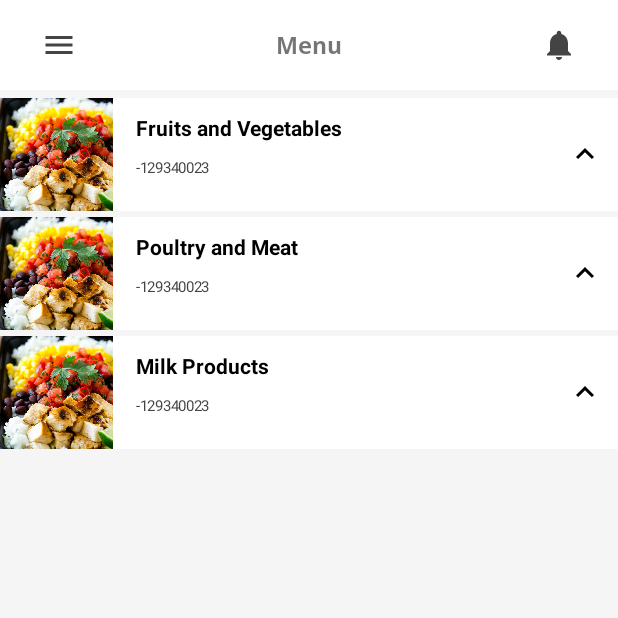
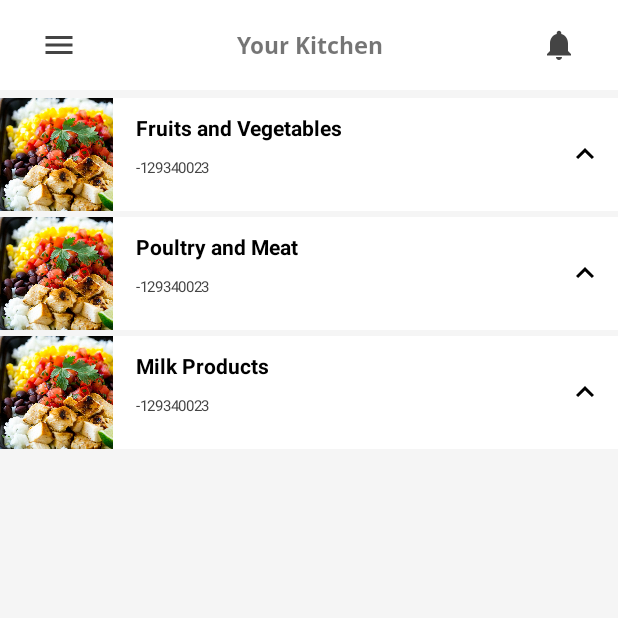
Before and after one commit to ikerfah/Junction2019, an Android app: the screen it shows after launch (MainActivity), item 5 of the bottom bar chosen, on a phone screen of 412 x 824 dp, the top half of it. Run offline under Robolectric (Android 15) with nearby library versions, the phone set to English and light mode, and no system bars; our stand-ins replace data binding.

Commit message:
Add shopping list fragment

```diff
--- /dev/null
+++ b/app/src/main/java/com/ikerfah/junction2019/Constants.kt
@@ -0,0 +1,16 @@
+package com.ikerfah.junction2019
+
+class Constants {
+
+    companion object {
+        val HOME_ID = 1
+        val SHOPPING_ID = 3
+        val MY_CHICKEN_ID = 4
+
+        val titles = hashMapOf<Int, String>(HOME_ID to "Home", SHOPPING_ID to "Shopping List", MY_CHICKEN_ID to "Your Kitchen")
+
+        fun getTitle(id: Int): String {
+            return titles[id]!!
+        }
+    }
+}
--- a/app/src/main/java/com/ikerfah/junction2019/MainActivity.kt
+++ b/app/src/main/java/com/ikerfah/junction2019/MainActivity.kt
@@ -11,6 +11,7 @@ import com.google.android.material.bottomnavigation.BottomNavigationView
 import com.ikerfah.junction2019.databinding.ActivityMainBinding
 import com.ikerfah.junction2019.home.HomeFragment
 import com.ikerfah.junction2019.kitchen.MyKitchenFragment
+import com.ikerfah.junction2019.shopping.ShoppingFragment
 
 
 class MainActivity : AppCompatActivity() {
@@ -21,17 +22,21 @@ class MainActivity : AppCompatActivity() {
     private lateinit var active: Fragment
     private lateinit var homeFragment: Fragment
     private lateinit var myKitchenFragment: Fragment
+    private lateinit var shoppingFragment: Fragment
     override fun onCreate(savedInstanceState: Bundle?) {
         super.onCreate(savedInstanceState)
         mBinding = DataBindingUtil.setContentView(this, R.layout.activity_main)
 
         homeFragment = HomeFragment()
         myKitchenFragment = MyKitchenFragment()
+        shoppingFragment = ShoppingFragment()
         active = homeFragment
         fm = supportFragmentManager
 
-//        fm.beginTransaction().add(R.id.main_fragment_container, fragment3, "3").hide(fragment3).commit()
-        fm.beginTransaction().add(R.id.main_fragment_container, myKitchenFragment, "2").hide(myKitchenFragment).commit()
+        fm.beginTransaction().add(R.id.main_fragment_container, shoppingFragment, "3")
+            .hide(shoppingFragment).commit()
+        fm.beginTransaction().add(R.id.main_fragment_container, myKitchenFragment, "2")
+            .hide(myKitchenFragment).commit()
         fm.beginTransaction().add(R.id.main_fragment_container, homeFragment, "1").commit()
         mBinding.btnAdd.setOnClickListener {
             //            val integrator = IntentIntegrator(this)
@@ -71,10 +76,11 @@ class MainActivity : AppCompatActivity() {
         object : BottomNavigationView.OnNavigationItemSelectedListener {
 
             override fun onNavigationItemSelected(item: MenuItem): Boolean {
-                when (item.getItemId()) {
-                    R.id.home -> {
+                when (item.itemId) {
+                    R.id.menu -> {
                         fm.beginTransaction().hide(active).show(homeFragment).commit()
                         active = homeFragment
+                        setToolbarTitle(Constants.HOME_ID)
                         return true
                     }
 
@@ -84,16 +90,25 @@ class MainActivity : AppCompatActivity() {
                     }
 
                     R.id.shopping -> {
+                        fm.beginTransaction().hide(active).show(shoppingFragment).commit()
+                        active = shoppingFragment
+                        setToolbarTitle(Constants.SHOPPING_ID)
                         return true
                     }
 
                     R.id.kitchen -> {
                         fm.beginTransaction().hide(active).show(myKitchenFragment).commit()
                         active = myKitchenFragment
+                        setToolbarTitle(Constants.MY_CHICKEN_ID)
                         return true
                     }
                 }
                 return false
             }
         }
+
+    fun setToolbarTitle(id: Int) {
+        mBinding.toolbar.title = Constants.getTitle(id)
+    }
+
 }
--- a/app/src/main/java/com/ikerfah/junction2019/home/MealAdapter.kt
+++ b/app/src/main/java/com/ikerfah/junction2019/home/MealAdapter.kt
@@ -77,7 +77,7 @@ class MealAdapter : RecyclerView.Adapter<RecyclerView.ViewHolder> {
 
         fun bind(name: String) {
 
-            val styledText = "Hi <font color='#01b091'>$name</font><br>Hare are some ideas for<br>your next meal"
+            val styledText = "Hi <font color='#01b091'>$name</font><br>Here are some ideas for<br>your next meal"
             if (Build.VERSION.SDK_INT >= Build.VERSION_CODES.N) {
                 // FROM_HTML_MODE_LEGACY is the behaviour that was used for versions below android N
                 // we are using this flag to give a consistent behaviour
--- /dev/null
+++ b/app/src/main/java/com/ikerfah/junction2019/shopping/ShoppingFragment.kt
@@ -0,0 +1,107 @@
+package com.ikerfah.junction2019.shopping
+
+
+import android.content.Context
+import android.os.Bundle
+import android.view.LayoutInflater
+import android.view.View
+import android.view.ViewGroup
+import android.widget.ExpandableListAdapter
+import android.widget.ExpandableListView
+import androidx.fragment.app.Fragment
+import com.ikerfah.junction2019.Faker
+import com.ikerfah.junction2019.databinding.FragmentMyKitchenBinding
+import android.widget.Toast
+import kotlin.random.Random
+import android.util.DisplayMetrics
+import com.ikerfah.junction2019.kitchen.CustomExpandableListAdapter
+import com.ikerfah.junction2019.kitchen.MyChickenChild
+import com.ikerfah.junction2019.kitchen.MyChickenGroup
+
+
+/**
+ * A simple [Fragment] subclass.
+ */
+class ShoppingFragment : Fragment() {
+    private lateinit var mBinding: FragmentMyKitchenBinding
+
+
+    var expandableListView: ExpandableListView? = null
+    var expandableListAdapter: ExpandableListAdapter? = null
+    var expandableListTitle: List<MyChickenGroup>? = null
+    var expandableListDetail: HashMap<String, List<MyChickenChild>>? = null
+    override fun onCreateView(
+        inflater: LayoutInflater, container: ViewGroup?,
+        savedInstanceState: Bundle?
+    ): View? {
+        // Inflate the layout for this fragment
+        mBinding = FragmentMyKitchenBinding.inflate(inflater,container,false)
+        return mBinding.root
+    }
+
+    private var mContext: Context? = null
+    override fun onAttach(context: Context?) {
+        super.onAttach(context)
+        mContext = context
+    }
+    fun GetPixelFromDips(pixels: Float): Int {
+        // Get the screen's density scale
+        val scale = resources.displayMetrics.density
+        // Convert the dps to pixels, based on density scale
+        return (pixels * scale + 0.5f).toInt()
+    }
+    override fun onViewCreated(view: View, savedInstanceState: Bundle?) {
+
+        expandableListDetail = Faker.getData()
+
+        expandableListTitle = expandableListDetail!!.keys.map {
+             MyChickenGroup(name = it, nbItems = Random(10).nextInt())
+        }
+
+        expandableListAdapter =
+            CustomExpandableListAdapter(mContext!!, expandableListTitle!!, expandableListDetail!!)
+
+        val metrics = DisplayMetrics()
+        activity?.windowManager?.defaultDisplay?.getMetrics(metrics)
+        val width = metrics.widthPixels
+
+        mBinding.expandableListview.setIndicatorBounds(
+            width - GetPixelFromDips(50f),
+            width - GetPixelFromDips(10f)
+        )
+
+        mBinding.expandableListview.setAdapter(expandableListAdapter)
+
+
+        mBinding.expandableListview.setIndicatorBounds(width - 50, width - 10)
+        mBinding.expandableListview.setOnGroupExpandListener { groupPosition ->
+            /*Toast.makeText(
+                mContext,
+                expandableListTitle!![groupPosition] + " List Expanded.",
+                Toast.LENGTH_SHORT
+            ).show()*/
+        }
+
+        mBinding.expandableListview.setOnGroupCollapseListener { groupPosition ->
+            /*Toast.makeText(
+                mContext,
+                expandableListTitle!![groupPosition] + " List Collapsed.",
+                Toast.LENGTH_SHORT
+            ).show()*/
+        }
+
+        mBinding.expandableListview.setOnChildClickListener { parent, v, groupPosition, childPosition, id ->
+            /*Toast.makeText(
+                mContext,
+                expandableListTitle!![groupPosition]
+                        + " -> "
+                        + expandableListDetail!![expandableListTitle!![groupPosition]]!![childPosition],
+                Toast.LENGTH_SHORT
+            ).show()*/
+            false
+        }
+
+
+
+    }
+}
--- a/app/src/main/res/layout/activity_main.xml
+++ b/app/src/main/res/layout/activity_main.xml
@@ -1,6 +1,11 @@
 <?xml version="1.0" encoding="utf-8"?>
 <layout xmlns:app="http://schemas.android.com/apk/res-auto">
 
+    <data>
+        <variable
+            name="screenTitle"
+            type="String" />
+    </data>
     <androidx.constraintlayout.widget.ConstraintLayout xmlns:android="http://schemas.android.com/apk/res/android"
         xmlns:tools="http://schemas.android.com/tools"
         android:layout_width="match_parent"
@@ -11,6 +16,7 @@
 
         <include
             android:id="@+id/toolbar"
+            app:title="@{screenTitle}"
             layout="@layout/partial_toolbar" />
 
 
--- a/app/src/main/res/layout/partial_toolbar.xml
+++ b/app/src/main/res/layout/partial_toolbar.xml
@@ -1,10 +1,18 @@
 <?xml version="1.0" encoding="utf-8"?>
+<layout>
+
+    <data>
+
+        <variable
+            name="title"
+            type="String" />
+    </data>
+
     <androidx.appcompat.widget.LinearLayoutCompat xmlns:android="http://schemas.android.com/apk/res/android"
-    xmlns:app="http://schemas.android.com/apk/res-auto"
         android:layout_width="match_parent"
         android:layout_height="60dp"
+        android:background="#ffffff"
         android:gravity="center"
-    android:background="#ffffff"
         android:orientation="horizontal">
 
         <androidx.appcompat.widget.AppCompatImageButton
@@ -19,7 +27,7 @@
             android:layout_weight="1"
             android:fontFamily="@font/open_sans_bold"
             android:gravity="center"
-        android:text="@string/main_title"
+            android:text="@{title,default= @string/main_title}"
             android:textSize="15sp" />
 
         <androidx.appcompat.widget.AppCompatImageButton
@@ -28,3 +36,5 @@
             android:src="@drawable/ic_notifications_black_24dp" />
 
     </androidx.appcompat.widget.LinearLayoutCompat>
+
+</layout>
--- a/app/src/main/res/values/preloaded_fonts.xml
+++ b/app/src/main/res/values/preloaded_fonts.xml
@@ -2,6 +2,5 @@
 <resources>
     <array name="preloaded_fonts" translatable="false">
         <item>@font/open_sans</item>
-        <item>@font/open_sans_semibold</item>
     </array>
 </resources>
```
Lines whose indentation alone changed are shown as unchanged.
